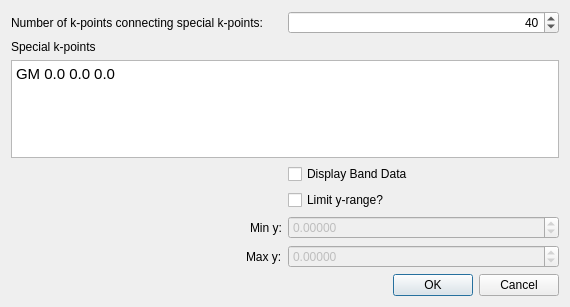
Above: libavogadro/src/extensions/yaehmop/yaehmopbanddialog.ui from SSeBastian3/avogadro before the change. Below: the same form after it.
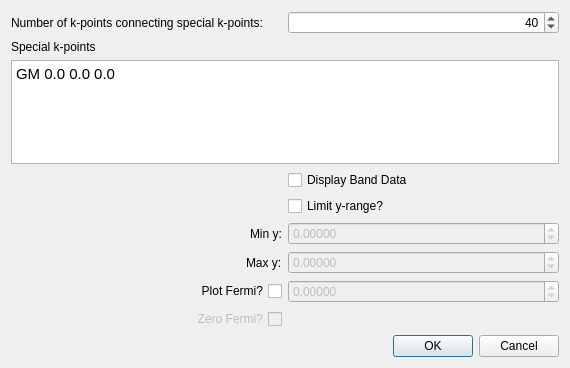
That is the form after the change.

Commit message: Zero Fermi and cleanup

Diff of the .ui file:
```diff
--- a/libavogadro/src/extensions/yaehmop/yaehmopbanddialog.ui
+++ b/libavogadro/src/extensions/yaehmop/yaehmopbanddialog.ui
@@ -7,7 +7,7 @@
     <x>0</x>
     <y>0</y>
     <width>570</width>
-    <height>307</height>
+    <height>368</height>
    </rect>
   </property>
   <property name="windowTitle">
@@ -130,7 +130,7 @@
      </property>
     </widget>
    </item>
-   <item row="7" column="0" colspan="2">
+   <item row="9" column="0" colspan="2">
     <widget class="QDialogButtonBox" name="buttonBox">
      <property name="orientation">
       <enum>Qt::Horizontal</enum>
@@ -140,6 +140,54 @@
      </property>
     </widget>
    </item>
+   <item row="7" column="0">
+    <widget class="QCheckBox" name="cb_plotFermi">
+     <property name="toolTip">
+      <string>&lt;html&gt;&lt;head/&gt;&lt;body&gt;&lt;p&gt;The Fermi level should be known before checking this box. You can discover the Fermi level by performing a density of states calculation and displaying the data (it will be at the top of the data).&lt;/p&gt;&lt;p&gt;&lt;br/&gt;&lt;/p&gt;&lt;p&gt;If this box is checked, be sure to set the correct Fermi level in the spinbox on the right.&lt;/p&gt;&lt;/body&gt;&lt;/html&gt;</string>
+     </property>
+     <property name="layoutDirection">
+      <enum>Qt::RightToLeft</enum>
+     </property>
+     <property name="text">
+      <string>Plot Fermi?</string>
+     </property>
+    </widget>
+   </item>
+   <item row="7" column="1">
+    <widget class="QDoubleSpinBox" name="spin_fermi">
+     <property name="enabled">
+      <bool>false</bool>
+     </property>
+     <property name="toolTip">
+      <string>&lt;html&gt;&lt;head/&gt;&lt;body&gt;&lt;p&gt;The Fermi Level&lt;/p&gt;&lt;/body&gt;&lt;/html&gt;</string>
+     </property>
+     <property name="decimals">
+      <number>5</number>
+     </property>
+     <property name="minimum">
+      <double>-10000.000000000000000</double>
+     </property>
+     <property name="maximum">
+      <double>10000.000000000000000</double>
+     </property>
+     <property name="singleStep">
+      <double>0.100000000000000</double>
+     </property>
+    </widget>
+   </item>
+   <item row="8" column="0">
+    <widget class="QCheckBox" name="cb_zeroFermi">
+     <property name="enabled">
+      <bool>false</bool>
+     </property>
+     <property name="layoutDirection">
+      <enum>Qt::RightToLeft</enum>
+     </property>
+     <property name="text">
+      <string>Zero Fermi?</string>
+     </property>
+    </widget>
+   </item>
   </layout>
  </widget>
  <resources/>
```
Left out of the diff: 43 changed lines with no effect on the pictures. The commit also changes 7 other files.
